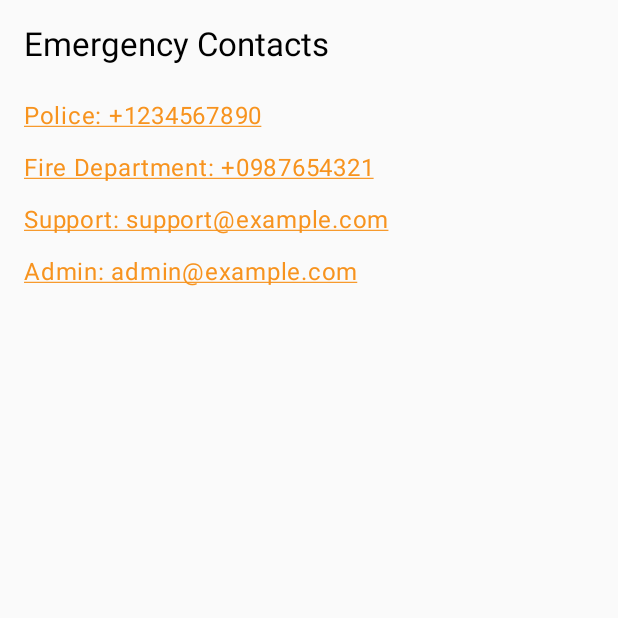
After one commit to OAMK-MOBILE-PROGRAMMING-G17/mobile_app_oamk_hub, an Android app built with Jetpack Compose: the ContactScreen screen opened through its navigation route, on a phone screen of 412 x 824 dp, the top half of it. The commit adds this screen. Run offline under Robolectric (Android 15) with nearby library versions, the phone set to English and light mode, and no system bars.

Commit message:
contact screen is done

```diff
--- a/app/src/main/java/com/example/oamkhub/navigation/NavGraph.kt
+++ b/app/src/main/java/com/example/oamkhub/navigation/NavGraph.kt
@@ -20,6 +20,7 @@ import androidx.compose.ui.Alignment
 import androidx.compose.ui.Modifier
 import androidx.compose.ui.platform.LocalContext
 import com.example.oamkhub.data.utils.UserPreferences
+import com.example.oamkhub.presentation.ui.screen.contacts.ContactScreen
 import com.example.oamkhub.presentation.ui.screen.events.EventsScreen
 import com.example.oamkhub.presentation.ui.screen.front.FrontScreen
 import com.example.oamkhub.presentation.ui.screen.home.HomeScreen
@@ -164,6 +165,11 @@ fun AppNavGraph(navController: NavHostController) {
         }
 
 
+        composable("contact") {
+            ContactScreen()
+        }
+
+
 
 
 
--- a/app/src/main/java/com/example/oamkhub/presentation/ui/components/DrawerContent.kt
+++ b/app/src/main/java/com/example/oamkhub/presentation/ui/components/DrawerContent.kt
@@ -2,6 +2,7 @@ package com.example.oamkhub.presentation.ui.components
 
 import androidx.compose.foundation.layout.Spacer
 import androidx.compose.foundation.layout.height
+import androidx.compose.foundation.layout.padding
 import androidx.compose.material.icons.Icons
 import androidx.compose.material.icons.automirrored.filled.Article
 import androidx.compose.material.icons.filled.*
@@ -81,6 +82,13 @@ fun DrawerContent(navController: NavController, drawerState: DrawerState) {
             }
         )
 
+        NavigationDrawerItem(
+            label = { Text("Contact") },
+            selected = false,
+            onClick = { navController.navigate("contact") },
+            modifier = Modifier.padding(NavigationDrawerItemDefaults.ItemPadding)
+        )
+
         // For later use...
     }
 }
--- /dev/null
+++ b/app/src/main/java/com/example/oamkhub/presentation/ui/screen/contacts/ContactScreen.kt
@@ -0,0 +1,87 @@
+package com.example.oamkhub.presentation.ui.screen.contacts
+
+import android.content.Intent
+import android.net.Uri
+import androidx.compose.foundation.clickable
+import androidx.compose.foundation.layout.*
+import androidx.compose.material3.*
+import androidx.compose.runtime.Composable
+import androidx.compose.ui.Alignment
+import androidx.compose.ui.Modifier
+import androidx.compose.ui.platform.LocalContext
+import androidx.compose.ui.text.style.TextDecoration
+import androidx.compose.ui.unit.dp
+import androidx.compose.ui.unit.sp
+
+@Composable
+fun ContactScreen() {
+    val context = LocalContext.current
+
+    Column(
+        modifier = Modifier
+            .fillMaxSize()
+            .padding(16.dp),
+        verticalArrangement = Arrangement.spacedBy(16.dp),
+        horizontalAlignment = Alignment.Start
+    ) {
+        Text(
+            text = "Emergency Contacts",
+            style = MaterialTheme.typography.titleLarge,
+            modifier = Modifier.padding(bottom = 8.dp)
+        )
+
+        // Phone Number
+        Text(
+            text = "Police: +1234567890",
+            style = MaterialTheme.typography.bodyLarge.copy(
+                color = MaterialTheme.colorScheme.primary,
+                textDecoration = TextDecoration.Underline
+            ),
+            modifier = Modifier.clickable {
+                val intent = Intent(Intent.ACTION_DIAL, Uri.parse("tel:+1234567890"))
+                context.startActivity(intent)
+            }
+        )
+
+        Text(
+            text = "Fire Department: +0987654321",
+            style = MaterialTheme.typography.bodyLarge.copy(
+                color = MaterialTheme.colorScheme.primary,
+                textDecoration = TextDecoration.Underline
+            ),
+            modifier = Modifier.clickable {
+                val intent = Intent(Intent.ACTION_DIAL, Uri.parse("tel:+0987654321"))
+                context.startActivity(intent)
+            }
+        )
+
+        // Email
+        Text(
+            text = "Support: support@example.com",
+            style = MaterialTheme.typography.bodyLarge.copy(
+                color = MaterialTheme.colorScheme.primary,
+                textDecoration = TextDecoration.Underline
+            ),
+            modifier = Modifier.clickable {
+                val intent = Intent(Intent.ACTION_SENDTO).apply {
+                    data = Uri.parse("mailto:support@example.com")
+                }
+                context.startActivity(intent)
+            }
+        )
+
+        Text(
+            text = "Admin: admin@example.com",
+            style = MaterialTheme.typography.bodyLarge.copy(
+                color = MaterialTheme.colorScheme.primary,
+                textDecoration = TextDecoration.Underline
+            ),
+            modifier = Modifier.clickable {
+                val intent = Intent(Intent.ACTION_SENDTO).apply {
+                    data = Uri.parse("mailto:admin@example.com")
+                }
+                context.startActivity(intent)
+            }
+        )
+    }
+}
```
